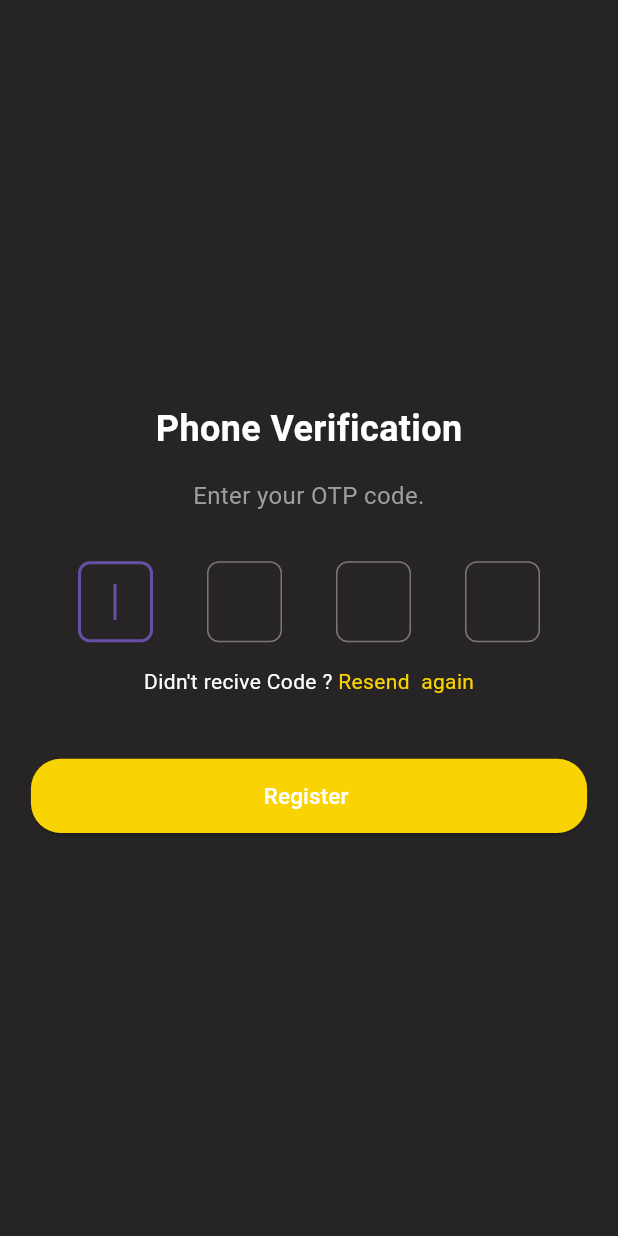
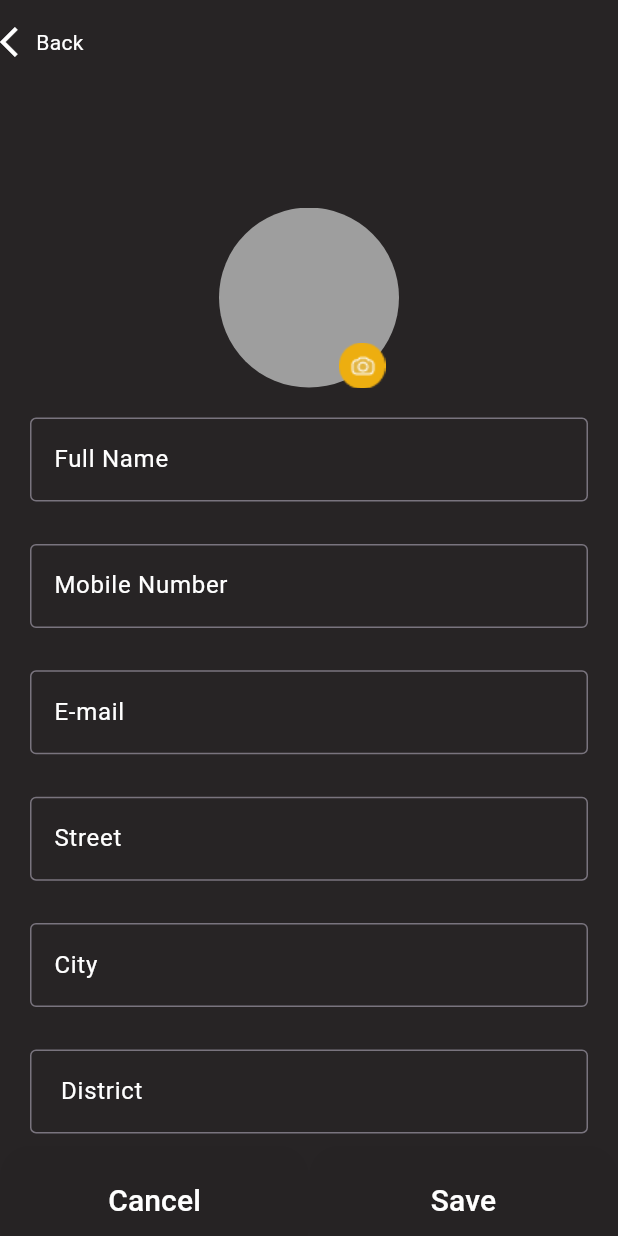
Before and after one commit to sayedsinan/get_a_ride, a Flutter app: the OtpPage screen opened directly, after a tap on "Register", on a phone screen of 412 x 824 dp. Run offline on Flutter 3.47's test engine with Material 3 defaults, Android fonts, the phone set to English and light mode, and no system bars; our stand-ins replace get.

Commit message:
profile section added

```diff
--- a/lib/controller/text_controller.dart
+++ b/lib/controller/text_controller.dart
@@ -3,4 +3,5 @@ import 'package:get/get.dart';
 
 class MyTextContoller extends GetxController {
   TextEditingController signUpNameController = TextEditingController();
+  TextEditingController profileName = TextEditingController();
 }
--- a/lib/view/passenger/otp/otp_page.dart
+++ b/lib/view/passenger/otp/otp_page.dart
@@ -1,7 +1,10 @@
 import 'package:flutter/material.dart';
+import 'package:get/get.dart';
 import 'package:get_a_ride/color.dart';
 import 'package:get_a_ride/view/componenets/button.dart';
 import 'package:get_a_ride/view/passenger/otp/otp_boxes.dart';
+
+import '../profile/profile_page.dart';
 
 class OtpPage extends StatefulWidget {
   const OtpPage({super.key});
@@ -70,7 +73,7 @@ class _OtpPageState extends State<OtpPage> {
             name: 'Register ',
             color: customYellow,
             textColor: white,
-            onclick: () {},
+            onclick: () =>Get.to( const ProfilePage()),
             fontsize: 15,
             height: sizeof.height * 0.06,
             width: sizeof.width * 0.9,
--- /dev/null
+++ b/lib/view/passenger/profile/profile_page.dart
@@ -0,0 +1,128 @@
+import 'package:flutter/material.dart';
+import 'package:get/get.dart';
+import 'package:get_a_ride/color.dart';
+import 'package:get_a_ride/view/componenets/button.dart';
+import 'package:get_a_ride/view/componenets/my_text_bar.dart';
+
+import '../../../controller/text_controller.dart';
+
+class ProfilePage extends StatelessWidget {
+  const ProfilePage({super.key});
+
+  @override
+  Widget build(BuildContext context) {
+    final controller = Get.find<MyTextContoller>();
+    final sizeof = MediaQuery.of(context).size;
+    return Scaffold(
+      backgroundColor: back,
+      appBar: AppBar(
+        backgroundColor: back,
+        elevation: 0,
+        leading: const Row(
+          children: [
+            Icon(
+              Icons.arrow_back_ios,
+              color: white,
+            ),
+            Text(
+              'Back',
+              style: TextStyle(color: white),
+            )
+          ],
+        ),
+      ),
+      body: SingleChildScrollView(
+        child: Column(
+          children: [
+            Column(
+              mainAxisAlignment: MainAxisAlignment.center,
+              children: [
+                SizedBox(
+                  height: sizeof.height * 0.1,
+                ),
+                const Center(
+                  child: Stack(
+                    children: [
+                      CircleAvatar(
+                        radius: 60,
+                        backgroundColor: Colors.grey,
+                      ),
+                      Positioned(
+                        top: 90,
+                        left: 80,
+                        child: Image(
+                          image: AssetImage('asset/Camera.png'),
+                        ),
+                      ),
+                    ],
+                  ),
+                ),
+              ],
+            ),
+            MyTextField(
+                hintText: 'Full Name',
+                controller: controller.profileName,
+                color: white),
+            SizedBox(
+              height: sizeof.height * 0.01,
+            ),
+            MyTextField(
+                hintText: 'Mobile Number',
+                controller: controller.profileName,
+                color: white),
+            SizedBox(
+              height: sizeof.height * 0.01,
+            ),
+            MyTextField(
+                hintText: 'E-mail',
+                controller: controller.profileName,
+                color: white),
+            SizedBox(
+              height: sizeof.height * 0.01,
+            ),
+            MyTextField(
+                hintText: 'Street',
+                controller: controller.profileName,
+                color: white),
+            SizedBox(
+              height: sizeof.height * 0.01,
+            ),
+            MyTextField(
+                hintText: 'City',
+                controller: controller.profileName,
+                color: white),
+            SizedBox(
+              height: sizeof.height * 0.01,
+            ),
+            MyTextField(
+                hintText: ' District',
+                controller: controller.profileName,
+                color: white),
+            SizedBox(
+              height: sizeof.height * 0.01,
+            ),
+            Row(
+              mainAxisAlignment: MainAxisAlignment.spaceBetween,
+              children: [
+                MyButton(
+                    name: 'Cancel',
+                    color: back,
+                    textColor: white,
+                    fontsize: 20,
+                    height: sizeof.height * 0.09,
+                    width: sizeof.width * 0.5),
+                MyButton(
+                    name: 'Save',
+                     color: customYellow,
+                    textColor: white,
+                    fontsize: 20,
+                    height: sizeof.height * 0.09,
+                    width: sizeof.width * 0.5)
+              ],
+            )
+          ],
+        ),
+      ),
+    );
+  }
+}
```
Also changed, not shown: asset/Camera.png (added).
